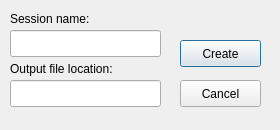
First picture: the form in GUI_App/newsessiondialog.ui, repository Nikitaterm/DA-system_Linux, before the edit.
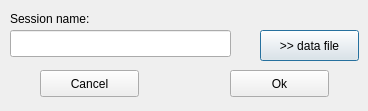
Second picture: the form after the edit.

Commit message: GUI_App: added actions to the menu and made possible to create/open/close a session.

```diff
--- a/GUI_App/newsessiondialog.ui
+++ b/GUI_App/newsessiondialog.ui
@@ -2,48 +2,42 @@
 <ui version="4.0">
  <class>NewSessionDialog</class>
  <widget class="QDialog" name="NewSessionDialog">
+  <property name="enabled">
+   <bool>true</bool>
+  </property>
   <property name="geometry">
    <rect>
     <x>0</x>
     <y>0</y>
-    <width>280</width>
-    <height>130</height>
+    <width>368</width>
+    <height>111</height>
    </rect>
   </property>
-  <property name="minimumSize">
-   <size>
-    <width>280</width>
-    <height>130</height>
-   </size>
-  </property>
-  <property name="maximumSize">
-   <size>
-    <width>280</width>
-    <height>130</height>
-   </size>
-  </property>
   <property name="windowTitle">
    <string>Create new session</string>
   </property>
   <property name="modal">
    <bool>true</bool>
   </property>
-  <widget class="QLineEdit" name="e_name">
+  <widget class="QPushButton" name="b_data_file">
    <property name="geometry">
     <rect>
-     <x>10</x>
+     <x>260</x>
      <y>30</y>
-     <width>151</width>
-     <height>27</height>
+     <width>99</width>
+     <height>31</height>
     </rect>
    </property>
+   <property name="text">
+    <string>&gt;&gt; data file</string>
+   </property>
   </widget>
   <widget class="QLabel" name="label">
    <property name="geometry">
     <rect>
      <x>10</x>
      <y>10</y>
-     <width>101</width>
+     <width>111</width>
      <height>17</height>
     </rect>
    </property>
@@ -51,25 +45,12 @@
     <string>Session name:</string>
    </property>
   </widget>
-  <widget class="QLabel" name="label_2">
+  <widget class="QLineEdit" name="e_session_name">
    <property name="geometry">
     <rect>
      <x>10</x>
-     <y>60</y>
-     <width>151</width>
-     <height>17</height>
-    </rect>
-   </property>
-   <property name="text">
-    <string>Output file location:</string>
-   </property>
-  </widget>
-  <widget class="QLineEdit" name="e_location">
-   <property name="geometry">
-    <rect>
-     <x>10</x>
-     <y>80</y>
-     <width>151</width>
+     <y>30</y>
+     <width>221</width>
      <height>27</height>
     </rect>
    </property>
@@ -77,22 +58,9 @@
   <widget class="QPushButton" name="b_create">
    <property name="geometry">
     <rect>
-     <x>180</x>
-     <y>40</y>
-     <width>81</width>
-     <height>27</height>
-    </rect>
-   </property>
-   <property name="text">
-    <string>Create</string>
-   </property>
-  </widget>
-  <widget class="QPushButton" name="b_close">
-   <property name="geometry">
-    <rect>
-     <x>180</x>
-     <y>80</y>
-     <width>81</width>
+     <x>40</x>
+     <y>70</y>
+     <width>99</width>
      <height>27</height>
     </rect>
    </property>
@@ -100,6 +68,19 @@
     <string>Cancel</string>
    </property>
   </widget>
+  <widget class="QPushButton" name="b_ok">
+   <property name="geometry">
+    <rect>
+     <x>230</x>
+     <y>70</y>
+     <width>99</width>
+     <height>27</height>
+    </rect>
+   </property>
+   <property name="text">
+    <string>Ok</string>
+   </property>
+  </widget>
  </widget>
  <resources/>
  <connections/>
```
Left out of the diff: 4 changed lines with no effect on the pictures. The commit also changes 8 other files.
